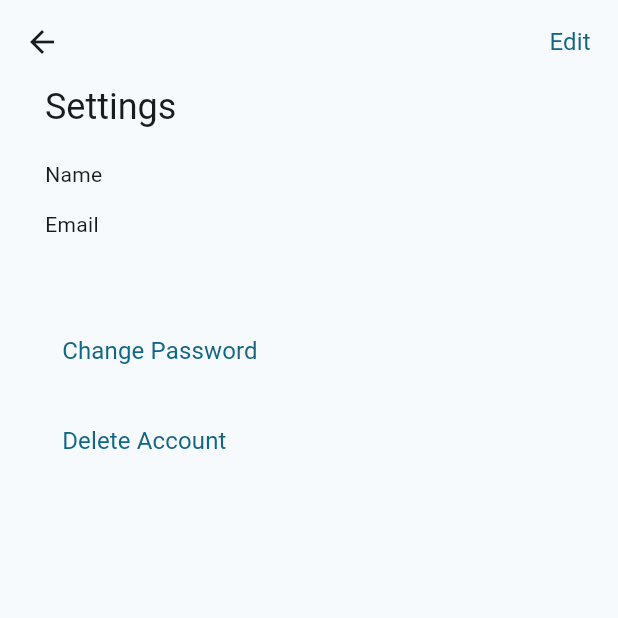
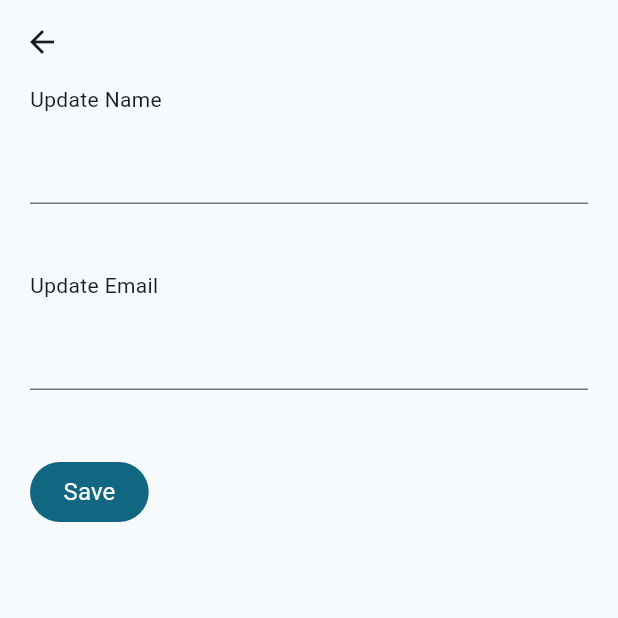
Before and after one commit to rheeca/cbt-journal-app, a Flutter app: the SettingsScreen screen opened by its route, after a tap on "Edit", on a phone screen of 412 x 824 dp, the top half of it. Run offline on Flutter 3.47's test engine with Material 3 defaults, Android fonts, the phone set to English and light mode, and no system bars; our stand-ins replace drift, drift_flutter, firebase_auth, firebase_core, form_field_validator, loading_animation_widget and 2 more; missing offline and left inert: firebase_ui_auth, grpc, protobuf; accounts and stored records are empty; generated files the repository leaves out were written again; statements that could not run were skipped.

Commit message:
user can update name and email from settings

```diff
--- a/app/lib/route_generator.dart
+++ b/app/lib/route_generator.dart
@@ -1,3 +1,4 @@
+import 'package:cbt_journal/settings/edit_profile.dart';
 import 'package:cbt_journal/user/edit_username.dart';
 import 'package:cbt_journal/user/sign_in_screen.dart';
 import 'package:cbt_journal/goals/create_goal.dart';
@@ -56,6 +57,10 @@ class RouteGenerator {
           );
         }
         return _errorRoute();
+      case '/user/edit':
+        return MaterialPageRoute(
+          builder: (_) => const EditProfileScreen(),
+        );
       case '/user/name/edit':
         return MaterialPageRoute(
           builder: (_) => const EditUsernameScreen(),
--- /dev/null
+++ b/app/lib/settings/edit_profile.dart
@@ -0,0 +1,97 @@
+import 'dart:developer';
+
+import 'package:cbt_journal/models/model.dart';
+import 'package:cbt_journal/user/user_controller.dart';
+import 'package:firebase_auth/firebase_auth.dart';
+import 'package:flutter/material.dart';
+import 'package:watch_it/watch_it.dart';
+
+class EditProfileScreen extends StatefulWidget with WatchItStatefulWidgetMixin {
+  const EditProfileScreen({super.key});
+
+  @override
+  State<EditProfileScreen> createState() => _EditProfileScreenState();
+}
+
+class _EditProfileScreenState extends State<EditProfileScreen> {
+  late final TextEditingController _nameController;
+  late final TextEditingController _emailController;
+
+  @override
+  void initState() {
+    super.initState();
+    _nameController = TextEditingController();
+    _emailController = TextEditingController();
+  }
+
+  @override
+  void dispose() {
+    _nameController.dispose();
+    _emailController.dispose();
+    super.dispose();
+  }
+
+  @override
+  Widget build(BuildContext context) {
+    UserModel? user = watchPropertyValue((UserController c) => c.currentUser);
+
+    if (user == null) {
+      return const Scaffold(
+        body: Center(child: Text('Error')),
+      );
+    }
+
+    _nameController.text = user.displayName;
+    _emailController.text = user.email;
+
+    return Scaffold(
+      appBar: AppBar(),
+      body: Container(
+        padding: const EdgeInsets.symmetric(horizontal: 20.0),
+        child: Column(
+          spacing: 12.0,
+          crossAxisAlignment: CrossAxisAlignment.start,
+          children: [
+            const Text('Update Name'),
+            TextFormField(
+              controller: _nameController,
+            ),
+            const SizedBox(height: 20.0),
+            const Text('Update Email'),
+            TextFormField(
+              controller: _emailController,
+            ),
+            const SizedBox(height: 20.0),
+            FilledButton(
+              onPressed: () async {
+                // TODO: validate email format
+                if (user.displayName != _nameController.text) {
+                  user.displayName = _nameController.text;
+                }
+
+                if (user.email != _emailController.text) {
+                  user.email = _emailController.text;
+                  final firebaseUser = FirebaseAuth.instance.currentUser;
+                  try {
+                    await firebaseUser
+                        ?.verifyBeforeUpdateEmail(_emailController.text);
+                  } on FirebaseAuthException catch (e) {
+                    // TODO: reauthenticate
+                    log('User needs to reauthenticate to change email',
+                        stackTrace: e.stackTrace);
+                  }
+                }
+
+                di<UserController>().updateUser(user);
+                if (context.mounted) {
+                  Navigator.pop(context);
+                }
+              },
+              child: const Text('Save'),
+            ),
+          ],
+        ),
+      ),
+    );
+  }
+}
--- a/app/lib/settings/settings_screen.dart
+++ b/app/lib/settings/settings_screen.dart
@@ -3,6 +3,7 @@ import 'package:cbt_journal/user/user_controller.dart';
 import 'package:firebase_auth/firebase_auth.dart';
 import 'package:flutter/material.dart';
 import 'package:form_field_validator/form_field_validator.dart';
+import 'package:loading_animation_widget/loading_animation_widget.dart';
 import 'package:watch_it/watch_it.dart';
 import 'package:logger/logger.dart';
 
@@ -39,6 +40,13 @@ class _SettingsState extends State<SettingsScreen> {
 
   @override
   Widget build(BuildContext context) {
+    final loading = watchPropertyValue((UserController c) => c.isLoading);
+    if (loading) {
+      return LoadingAnimationWidget.waveDots(
+        color: Colors.blueGrey,
+        size: 50,
+      );
+    }
     final user = watchPropertyValue((UserController c) => c.currentUser);
 
     if (user == null) {
@@ -51,7 +59,9 @@ class _SettingsState extends State<SettingsScreen> {
       appBar: AppBar(
         actions: [
           TextButton(
-            onPressed: () {},
+            onPressed: () {
+              Navigator.pushNamed(context, '/user/edit');
+            },
             child: const Text('Edit'),
           ),
         ],
```
Also changed, not shown: app/lib/home_screen.dart (+26 -1 lines), app/lib/user/edit_username.dart (+10 -5 lines), app/lib/user/sign_in_screen.dart (+5 -15 lines), app/lib/user/user_controller.dart (+11 -0 lines), services/journal_service/pubspec.lock.
